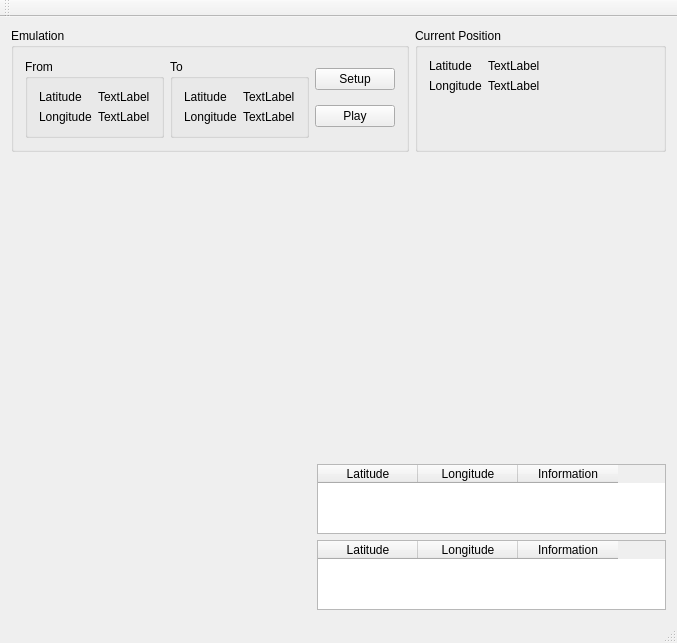
First picture: the form in osm-test/mainwindow.ui, repository diegowald/osm_test, before the edit.
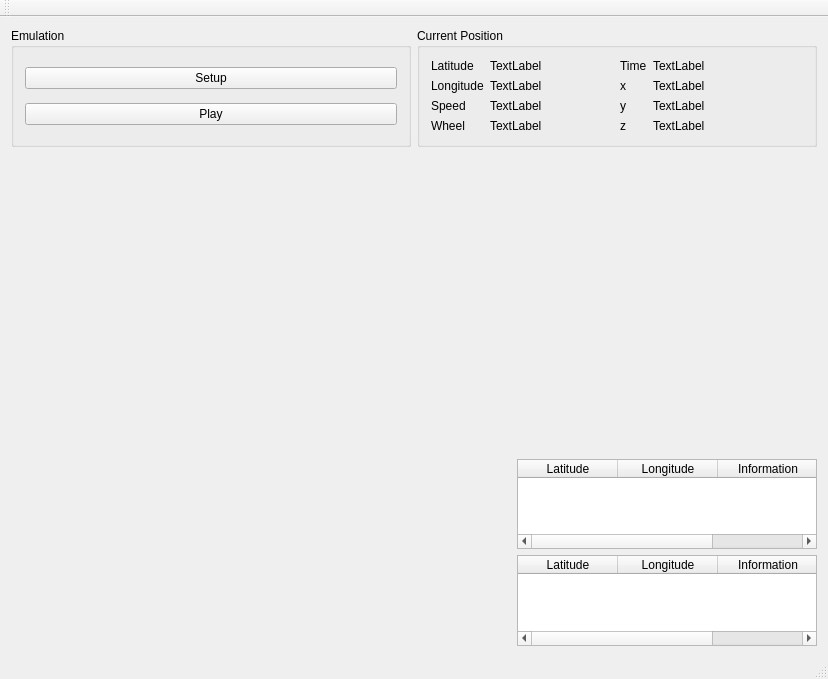
Second picture: the form after the edit. Custom widgets are drawn as their Qt base class.

Diff of the .ui file:
```diff
--- a/osm-test/mainwindow.ui
+++ b/osm-test/mainwindow.ui
@@ -7,7 +7,7 @@
     <x>0</x>
     <y>0</y>
     <width>677</width>
-    <height>511</height>
+    <height>679</height>
    </rect>
   </property>
   <property name="windowTitle">
@@ -23,88 +23,6 @@
          <string>Emulation</string>
         </property>
         <layout class="QHBoxLayout" name="horizontalLayout">
-         <item>
-          <widget class="QGroupBox" name="FromPoint">
-           <property name="title">
-            <string>From</string>
-           </property>
-           <layout class="QVBoxLayout" name="verticalLayout_4">
-            <item>
-             <layout class="QFormLayout" name="formLayout_2">
-              <item row="0" column="0">
-               <widget class="QLabel" name="label_2">
-                <property name="text">
-                 <string>Latitude</string>
-                </property>
-               </widget>
-              </item>
-              <item row="0" column="1">
-               <widget class="QLabel" name="txtLatFrom">
-                <property name="text">
-                 <string>TextLabel</string>
-                </property>
-               </widget>
-              </item>
-              <item row="1" column="0">
-               <widget class="QLabel" name="label_4">
-                <property name="text">
-                 <string>Longitude</string>
-                </property>
-               </widget>
-              </item>
-              <item row="1" column="1">
-               <widget class="QLabel" name="txtLongFrom">
-                <property name="text">
-                 <string>TextLabel</string>
-                </property>
-               </widget>
-              </item>
-             </layout>
-            </item>
-           </layout>
-          </widget>
-         </item>
-         <item>
-          <widget class="QGroupBox" name="groupBox_4">
-           <property name="title">
-            <string>To</string>
-           </property>
-           <layout class="QVBoxLayout" name="verticalLayout_3">
-            <item>
-             <layout class="QFormLayout" name="formLayout_3">
-              <item row="0" column="0">
-               <widget class="QLabel" name="label_5">
-                <property name="text">
-                 <string>Latitude</string>
-                </property>
-               </widget>
-              </item>
-              <item row="0" column="1">
-               <widget class="QLabel" name="txtLatTo">
-                <property name="text">
-                 <string>TextLabel</string>
-                </property>
-               </widget>
-              </item>
-              <item row="1" column="0">
-               <widget class="QLabel" name="label_6">
-                <property name="text">
-                 <string>Longitude</string>
-                </property>
-               </widget>
-              </item>
-              <item row="1" column="1">
-               <widget class="QLabel" name="txtLongTo">
-                <property name="text">
-                 <string>TextLabel</string>
-                </property>
-               </widget>
-              </item>
-             </layout>
-            </item>
-           </layout>
-          </widget>
-         </item>
          <item>
           <layout class="QVBoxLayout" name="verticalLayout_5">
            <item>
@@ -133,6 +51,8 @@
         </property>
         <layout class="QVBoxLayout" name="verticalLayout">
          <item>
+          <layout class="QHBoxLayout" name="horizontalLayout_4">
+           <item>
           <layout class="QFormLayout" name="formLayout">
            <item row="0" column="0">
             <widget class="QLabel" name="label">
@@ -162,6 +82,96 @@
              </property>
             </widget>
            </item>
+             <item row="2" column="0">
+              <widget class="QLabel" name="label_2">
+               <property name="text">
+                <string>Speed</string>
+               </property>
+              </widget>
+             </item>
+             <item row="2" column="1">
+              <widget class="QLabel" name="lblSpeed">
+               <property name="text">
+                <string>TextLabel</string>
+               </property>
+              </widget>
+             </item>
+             <item row="3" column="0">
+              <widget class="QLabel" name="label_4">
+               <property name="text">
+                <string>Wheel</string>
+               </property>
+              </widget>
+             </item>
+             <item row="3" column="1">
+              <widget class="QLabel" name="lblDirection">
+               <property name="text">
+                <string>TextLabel</string>
+               </property>
+              </widget>
+             </item>
+            </layout>
+           </item>
+           <item>
+            <layout class="QFormLayout" name="formLayout_2">
+             <item row="0" column="0">
+              <widget class="QLabel" name="label_5">
+               <property name="text">
+                <string>Time</string>
+               </property>
+              </widget>
+             </item>
+             <item row="0" column="1">
+              <widget class="QLabel" name="lblTime">
+               <property name="text">
+                <string>TextLabel</string>
+               </property>
+              </widget>
+             </item>
+             <item row="1" column="0">
+              <widget class="QLabel" name="label_7">
+               <property name="text">
+                <string>x</string>
+               </property>
+              </widget>
+             </item>
+             <item row="1" column="1">
+              <widget class="QLabel" name="lblX">
+               <property name="text">
+                <string>TextLabel</string>
+               </property>
+              </widget>
+             </item>
+             <item row="2" column="0">
+              <widget class="QLabel" name="label_9">
+               <property name="text">
+                <string>y</string>
+               </property>
+              </widget>
+             </item>
+             <item row="3" column="0">
+              <widget class="QLabel" name="label_10">
+               <property name="text">
+                <string>z</string>
+               </property>
+              </widget>
+             </item>
+             <item row="2" column="1">
+              <widget class="QLabel" name="lblY">
+               <property name="text">
+                <string>TextLabel</string>
+               </property>
+              </widget>
+             </item>
+             <item row="3" column="1">
+              <widget class="QLabel" name="lblZ">
+               <property name="text">
+                <string>TextLabel</string>
+               </property>
+              </widget>
+             </item>
+            </layout>
+           </item>
           </layout>
          </item>
         </layout>
@@ -175,7 +185,7 @@
        <widget class="MapViewWidget" name="mapWidget" native="true">
         <property name="minimumSize">
          <size>
-          <width>300</width>
+          <width>500</width>
           <height>300</height>
          </size>
         </property>
```
Lines whose indentation alone changed are shown as unchanged.
